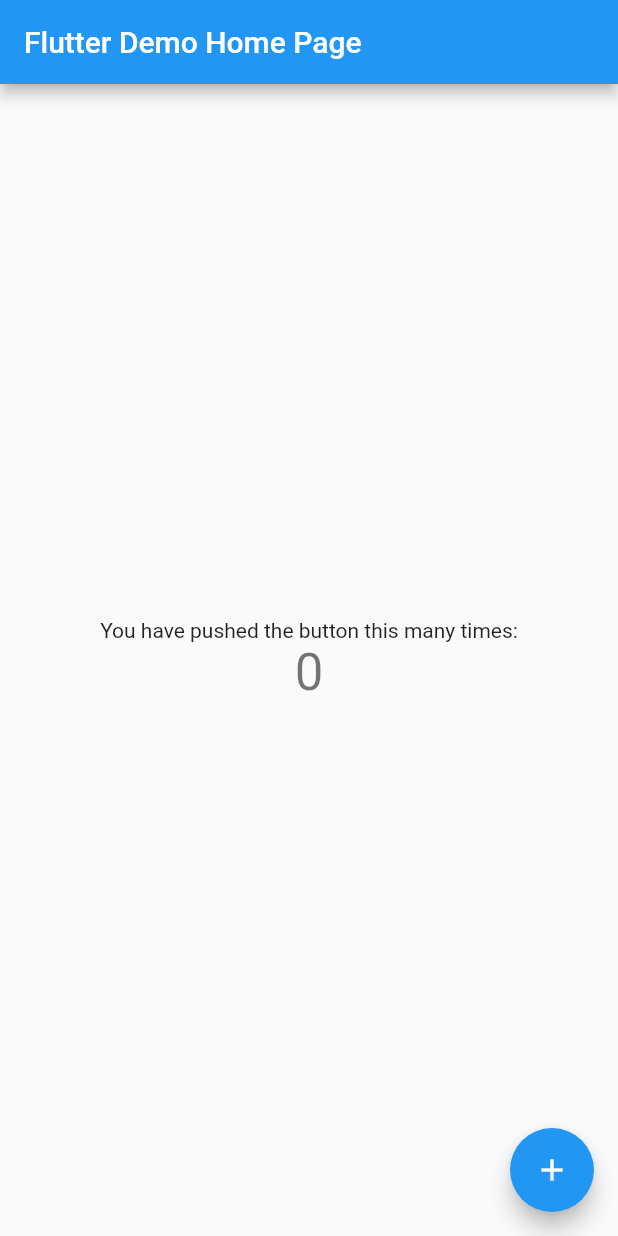
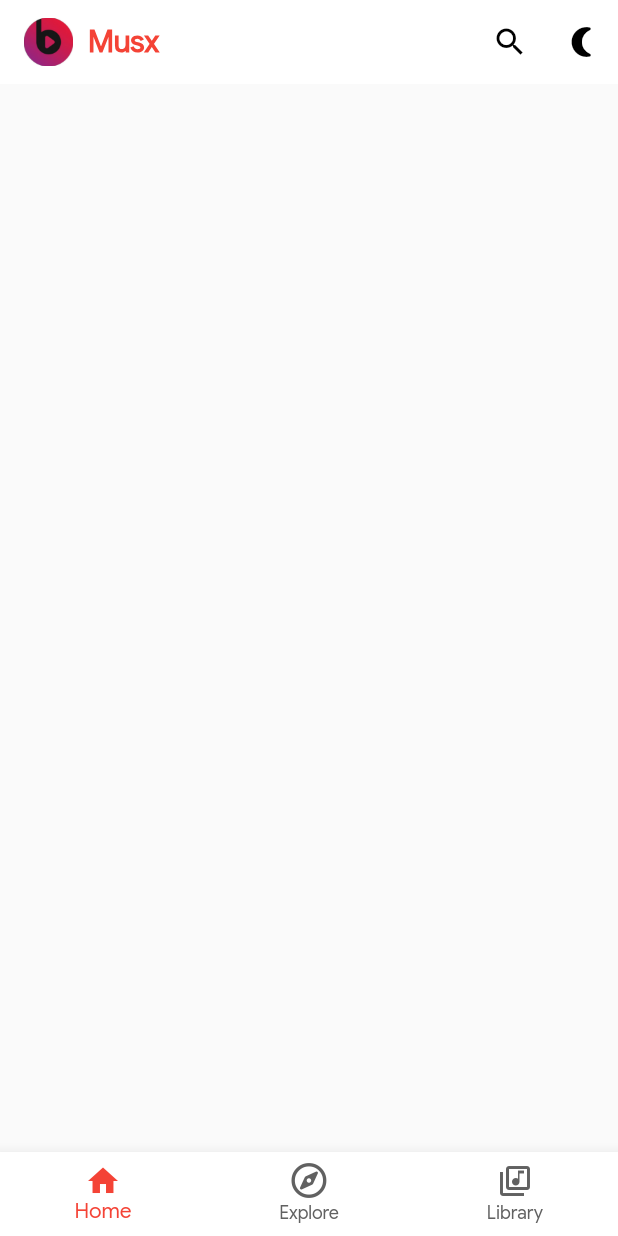
Before and after one commit to imKashyap/Music-Player, a Flutter app: the screen it shows after launch, on a phone screen of 412 x 824 dp. Run offline on Flutter 3.47's test engine with Material 2 defaults, Android fonts, the phone set to English and light mode, and no system bars; our stand-ins replace font_awesome_flutter, shared_preferences.

```diff
--- a/lib/main.dart
+++ b/lib/main.dart
@@ -1,117 +1,52 @@
 import 'package:flutter/material.dart';
+import 'package:flutter/services.dart';
+import 'package:music_player/utils/managers/home_manager.dart';
+import 'package:music_player/utils/theming/dark_theme_provider.dart';
+import 'package:music_player/utils/theming/styles.dart';
+import 'package:provider/provider.dart';
 
 void main() {
   runApp(MyApp());
 }
 
-class MyApp extends StatelessWidget {
-  // This widget is the root of your application.
+class MyApp extends StatefulWidget {
   @override
-  Widget build(BuildContext context) {
-    return MaterialApp(
-      title: 'Flutter Demo',
-      theme: ThemeData(
-        // This is the theme of your application.
-        //
-        // Try running your application with "flutter run". You'll see the
-        // application has a blue toolbar. Then, without quitting the app, try
-        // changing the primarySwatch below to Colors.green and then invoke
-        // "hot reload" (press "r" in the console where you ran "flutter run",
-        // or simply save your changes to "hot reload" in a Flutter IDE).
-        // Notice that the counter didn't reset back to zero; the application
-        // is not restarted.
-        primarySwatch: Colors.blue,
-        // This makes the visual density adapt to the platform that you run
-        // the app on. For desktop platforms, the controls will be smaller and
-        // closer together (more dense) than on mobile platforms.
-        visualDensity: VisualDensity.adaptivePlatformDensity,
-      ),
-      home: MyHomePage(title: 'Flutter Demo Home Page'),
-    );
-  }
+  _MyAppState createState() => _MyAppState();
 }
 
-class MyHomePage extends StatefulWidget {
-  MyHomePage({Key key, this.title}) : super(key: key);
+class _MyAppState extends State<MyApp> {
+  DarkThemeProvider themeChangeProvider = new DarkThemeProvider();
+  @override
+  void initState() {
+    super.initState();
+    getCurrentAppTheme();
+  }
 
-  // This widget is the home page of your application. It is stateful, meaning
-  // that it has a State object (defined below) that contains fields that affect
-  // how it looks.
-
-  // This class is the configuration for the state. It holds the values (in this
-  // case the title) provided by the parent (in this case the App widget) and
-  // used by the build method of the State. Fields in a Widget subclass are
-  // always marked "final".
-
-  final String title;
-
-  @override
-  _MyHomePageState createState() => _MyHomePageState();
-}
-
-class _MyHomePageState extends State<MyHomePage> {
-  int _counter = 0;
-
-  void _incrementCounter() {
-    setState(() {
-      // This call to setState tells the Flutter framework that something has
-      // changed in this State, which causes it to rerun the build method below
-      // so that the display can reflect the updated values. If we changed
-      // _counter without calling setState(), then the build method would not be
-      // called again, and so nothing would appear to happen.
-      _counter++;
-    });
+  void getCurrentAppTheme() async {
+    themeChangeProvider.darkTheme =
+        await themeChangeProvider.darkThemePreference.getTheme();
   }
 
   @override
   Widget build(BuildContext context) {
-    // This method is rerun every time setState is called, for instance as done
-    // by the _incrementCounter method above.
-    //
-    // The Flutter framework has been optimized to make rerunning build methods
-    // fast, so that you can just rebuild anything that needs updating rather
-    // than having to individually change instances of widgets.
-    return Scaffold(
-      appBar: AppBar(
-        // Here we take the value from the MyHomePage object that was created by
-        // the App.build method, and use it to set our appbar title.
-        title: Text(widget.title),
+    SystemChrome.setSystemUIOverlayStyle(SystemUiOverlayStyle(
+      statusBarColor: Colors.transparent,
+    ));
+    return MultiProvider(
+      providers: [
+        ChangeNotifierProvider<DarkThemeProvider>.value(
+            value: themeChangeProvider),
+      ],
+      child: Consumer<DarkThemeProvider>(
+        builder: (BuildContext context, value, Widget child) {
+          return MaterialApp(
+            title: "Musx",
+            debugShowCheckedModeBanner: false,
+            home: HomeManager(),
+            theme: Styles.themeData(themeChangeProvider.darkTheme, context),
+          );
+        },
       ),
-      body: Center(
-        // Center is a layout widget. It takes a single child and positions it
-        // in the middle of the parent.
-        child: Column(
-          // Column is also a layout widget. It takes a list of children and
-          // arranges them vertically. By default, it sizes itself to fit its
-          // children horizontally, and tries to be as tall as its parent.
-          //
-          // Invoke "debug painting" (press "p" in the console, choose the
-          // "Toggle Debug Paint" action from the Flutter Inspector in Android
-          // Studio, or the "Toggle Debug Paint" command in Visual Studio Code)
-          // to see the wireframe for each widget.
-          //
-          // Column has various properties to control how it sizes itself and
-          // how it positions its children. Here we use mainAxisAlignment to
-          // center the children vertically; the main axis here is the vertical
-          // axis because Columns are vertical (the cross axis would be
-          // horizontal).
-          mainAxisAlignment: MainAxisAlignment.center,
-          children: <Widget>[
-            Text(
-              'You have pushed the button this many times:',
-            ),
-            Text(
-              '$_counter',
-              style: Theme.of(context).textTheme.headline4,
-            ),
-          ],
-        ),
-      ),
-      floatingActionButton: FloatingActionButton(
-        onPressed: _incrementCounter,
-        tooltip: 'Increment',
-        child: Icon(Icons.add),
-      ), // This trailing comma makes auto-formatting nicer for build methods.
     );
   }
 }
--- /dev/null
+++ b/lib/pages/explore_page.dart
@@ -0,0 +1,10 @@
+import 'package:flutter/material.dart';
+
+class ExplorePage extends StatelessWidget {
+  @override
+  Widget build(BuildContext context) {
+    return Scaffold(
+
+    );
+  }
+}
--- /dev/null
+++ b/lib/pages/home_page.dart
@@ -0,0 +1,10 @@
+import 'package:flutter/material.dart';
+
+class HomePage extends StatelessWidget {
+  @override
+  Widget build(BuildContext context) {
+    return Scaffold(
+
+    );
+  }
+}
--- /dev/null
+++ b/lib/pages/library_page.dart
@@ -0,0 +1,10 @@
+import 'package:flutter/material.dart';
+
+class LibraryPage extends StatelessWidget {
+  @override
+  Widget build(BuildContext context) {
+    return Scaffold(
+      floatingActionButton: FloatingActionButton(onPressed:(){} ,child: Icon(Icons.shuffle),),
+    );
+  }
+}
--- /dev/null
+++ b/lib/utils/managers/home_manager.dart
@@ -0,0 +1,61 @@
+import 'package:flutter/material.dart';
+import 'package:flutter/services.dart';
+import 'package:font_awesome_flutter/font_awesome_flutter.dart';
+import 'package:music_player/pages/explore_page.dart';
+import 'package:music_player/pages/home_page.dart';
+import 'package:music_player/pages/library_page.dart';
+import 'package:music_player/widgets/custom_app_bar.dart';
+
+class HomeManager extends StatefulWidget {
+  @override
+  _HomeManagerState createState() => _HomeManagerState();
+}
+
+class _HomeManagerState extends State<HomeManager> {
+  @override
+  Widget build(BuildContext context) {
+    final List<Map<String, dynamic>> _pages = [
+    {'page': HomePage(), 'title': 'Home'},
+    {'page': ExplorePage(), 'title': 'Explore'},
+    {'page': LibraryPage(), 'title': 'Library'}
+  ];
+    return Scaffold(
+      appBar:CustomAppBar(),
+      body: _pages[selectedPage]['page'],
+      bottomNavigationBar: BottomNavigationBar(
+        onTap: _selectPage,
+        items: [
+          BottomNavigationBarItem(
+              icon: Icon(selectedPage == 0
+                  ? Icons.home
+                  : Icons.home_outlined),
+              label: 'Home'),
+          BottomNavigationBarItem(
+              icon: Icon(selectedPage == 1
+                  ? FontAwesomeIcons.solidCompass
+                  : FontAwesomeIcons.compass),
+              label: 'Explore'),
+          BottomNavigationBarItem(
+              icon:
+                  Icon(selectedPage == 2 ? Icons.my_library_music : Icons.my_library_music_outlined),
+              label: 'Library'),
+        ],
+        selectedItemColor: Colors.red,
+        currentIndex: selectedPage,
+        type: BottomNavigationBarType.fixed,
+        backgroundColor: Theme.of(context).accentColor,
+        unselectedItemColor: Theme.of(context).brightness == Brightness.dark
+            ? Colors.white
+            : Colors.grey[700],
+      ),
+    );
+  }
+
+  int selectedPage = 0;
+
+  void _selectPage(int index) {
+    setState(() {
+      selectedPage = index;
+    });
+  }
+}
--- /dev/null
+++ b/lib/utils/theming/dark_theme_prefs.dart
@@ -0,0 +1,15 @@
+import 'package:shared_preferences/shared_preferences.dart';
+
+class DarkThemePreference {
+  static const THEME_STATUS = "THEMESTATUS";
+
+  setDarkTheme(bool value) async {
+    SharedPreferences prefs = await SharedPreferences.getInstance();
+    prefs.setBool(THEME_STATUS, value);
+  }
+
+  Future<bool> getTheme() async {
+    SharedPreferences prefs = await SharedPreferences.getInstance();
+    return prefs.getBool(THEME_STATUS) ?? false;
+  }
+}
--- /dev/null
+++ b/lib/utils/theming/dark_theme_provider.dart
@@ -0,0 +1,27 @@
+import 'package:flutter/material.dart';
+import 'package:flutter/scheduler.dart';
+import 'dark_theme_prefs.dart';
+
+class DarkThemeProvider with ChangeNotifier {
+  DarkThemePreference darkThemePreference = DarkThemePreference();
+
+  bool _darkTheme;
+
+  bool get darkTheme {
+    Brightness brightness = SchedulerBinding.instance.window.platformBrightness;
+    if (_darkTheme == null) _darkTheme = brightness == Brightness.dark;
+    return _darkTheme;
+  }
+
+  set darkTheme(bool value) {
+    Brightness brightness = SchedulerBinding.instance.window.platformBrightness;
+    if (_darkTheme == null) {
+      _darkTheme = brightness == Brightness.dark;
+      darkThemePreference.setDarkTheme(_darkTheme);
+    } else {
+      _darkTheme = value;
+      darkThemePreference.setDarkTheme(value);
+    }
+    notifyListeners();
+  }
+}
--- /dev/null
+++ b/lib/utils/theming/styles.dart
@@ -0,0 +1,31 @@
+import 'dart:ui';
+import 'package:flutter/material.dart';
+
+class Styles {
+  static ThemeData themeData(bool isDarkTheme, BuildContext context) {
+    return ThemeData(
+      primarySwatch: Colors.red,
+      primaryColor: isDarkTheme ? Colors.black : Colors.white,
+      accentColor: isDarkTheme ? Colors.grey.shade800 : Colors.white,
+      //backgroundColor: isDarkTheme ? Colors.black : Color(0xffF1F5FB),
+      indicatorColor: isDarkTheme ? Color(0xff0E1D36) : Color(0xffCBDCF8),
+      buttonColor: isDarkTheme ? Color(0xff3B3B3B) : Color(0xffF1F5FB),
+      hintColor: isDarkTheme ? Color(0xff280C0B) : Color(0xffEECED3),
+      highlightColor: isDarkTheme ? Color(0xff372901) : Color(0xffFCE192),
+      hoverColor: isDarkTheme ? Color(0xff3A3A3B) : Color(0xff4285F4),
+      focusColor: isDarkTheme ? Color(0xff0B2512) : Color(0xffA8DAB5),
+      textTheme: Theme.of(context).textTheme.apply(
+            fontFamily: 'GoogleSans',
+            displayColor: isDarkTheme ? Colors.white:Colors.black,
+            bodyColor:  isDarkTheme ? Colors.white:Colors.black
+          ),
+      disabledColor: Colors.grey,
+      textSelectionColor: isDarkTheme ? Colors.white : Colors.black,
+      cardColor: isDarkTheme ? Color(0xFF151515) : Colors.white,
+      canvasColor: isDarkTheme ? Colors.black : Colors.grey[50],
+      brightness: isDarkTheme ? Brightness.dark : Brightness.light,
+      buttonTheme: Theme.of(context).buttonTheme.copyWith(
+          colorScheme: isDarkTheme ? ColorScheme.dark() : ColorScheme.light()),
+    );
+  }
+}
--- /dev/null
+++ b/lib/widgets/custom_app_bar.dart
@@ -0,0 +1,56 @@
+import 'package:flutter/material.dart';
+import 'package:music_player/utils/theming/dark_theme_provider.dart';
+import 'package:provider/provider.dart';
+
+class CustomAppBar extends StatefulWidget implements PreferredSizeWidget {
+  CustomAppBar({Key key})
+      : preferredSize = Size.fromHeight(kToolbarHeight),
+        super(key: key);
+
+  @override
+  final Size preferredSize; // default is 56.0
+
+  @override
+  _CustomAppBarState createState() => _CustomAppBarState();
+}
+
+class _CustomAppBarState extends State<CustomAppBar> {
+  @override
+  Widget build(BuildContext context) {
+    final themeChange = Provider.of<DarkThemeProvider>(context, listen: false);
+    bool isDarkMode = Theme.of(context).brightness == Brightness.dark;
+    return AppBar(
+      elevation: 0.0,
+      title: Row(
+        children: [
+          Image.asset(
+            'assets/images/logo.png',
+            scale: 9,
+          ),
+          SizedBox(
+            width: 10.0,
+          ),
+          Text('Musx',
+          style: TextStyle(
+            fontFamily: 'GoogleSans',
+            color: Colors.red,
+            fontWeight: FontWeight.bold,
+          ),),
+        ],
+      ),
+      actions: [
+        IconButton(icon: Icon(Icons.search), onPressed: () {}),
+        IconButton(
+            icon: Icon(
+                isDarkMode ? Icons.wb_sunny_outlined : Icons.nightlight_round),
+            onPressed: () {
+              setState(() {
+                isDarkMode = !isDarkMode;
+                themeChange.darkTheme = !themeChange.darkTheme;
+              });
+            }),
+      ],
+      automaticallyImplyLeading: true,
+    );
+  }
+}
```
Also changed, not shown: pubspec.yaml (+13 -24 lines), assets/fonts/GoogleSansRegular.ttf (added), assets/fonts/OpenSans-Regular.ttf (added), assets/images/logo.png (added), pubspec.lock, 23 other files.
